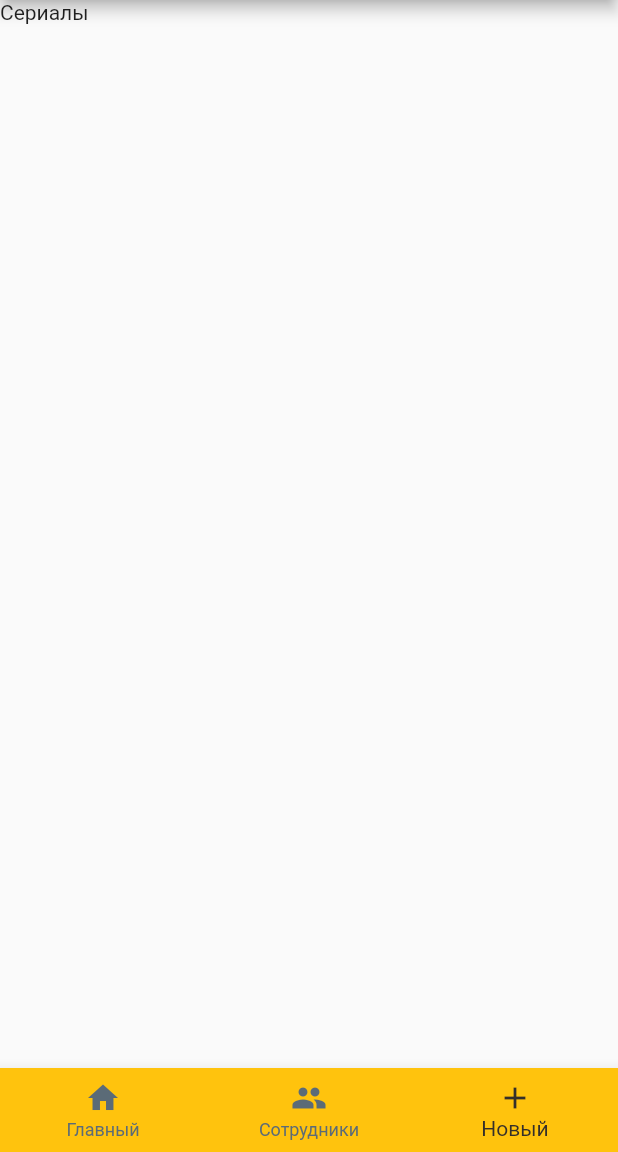
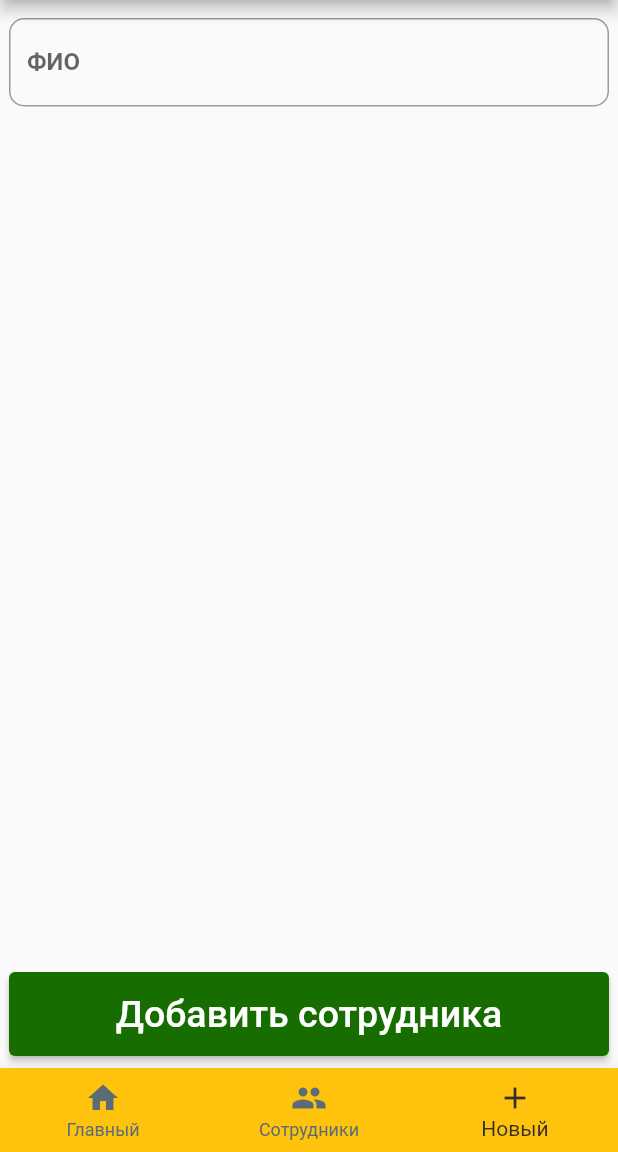
Before and after one commit to ErikBagaev1/Courswork_2, a Flutter app: the screen it shows after launch, item 3 of the bottom bar chosen, on a phone screen of 412 x 824 dp, the part 84-1236 px from its top. Run offline on Flutter 3.47's test engine with Material 2 defaults, Android fonts, the phone set to English and light mode, and no system bars; missing offline and left inert: dart:ffi.

Commit message:
Экран "Добавить"

```diff
--- a/lib/Basic/basik_display.dart
+++ b/lib/Basic/basik_display.dart
@@ -1,4 +1,5 @@
 import 'package:courswork_2/HomeScreen/home_screen.dart';
+import 'package:courswork_2/NewWorker/new_worker_screen.dart';
 import 'package:courswork_2/WorkersScreen/workers_screen.dart';
 import 'package:flutter/material.dart';
 
@@ -33,11 +34,7 @@ class _BasicDisplayState extends State<BasicDisplay> {
       ),
       body: IndexedStack(
         index: _selectedTab,
-        children: [
-          HomeScreen(),
-          WorkersScreen(),
-          Text('Сериалы'),
-        ],
+        children: [HomeScreen(), WorkersScreen(), NewWorkerScreen()],
       ),
       bottomNavigationBar: BottomNavigationBar(
         currentIndex: _selectedTab,
--- a/lib/HomeScreen/home_screen.dart
+++ b/lib/HomeScreen/home_screen.dart
@@ -13,6 +13,7 @@ class HomeScreen extends StatelessWidget {
 
     return Center(
       child: ListView(
+        keyboardDismissBehavior: ScrollViewKeyboardDismissBehavior.onDrag,
         children: [
           Column(
             children: [
@@ -64,9 +65,9 @@ class NewLine extends StatelessWidget {
     return Padding(
       padding: const EdgeInsets.all(3.0),
       child: Container(
-        width: 1000,
+        width: double.infinity,
         decoration: BoxDecoration(
-          color: AppColor.buttonColor,
+          color: AppColor.buttonColorBlue,
           borderRadius: BorderRadius.all(Radius.circular(4)),
         ),
         child: Padding(
--- /dev/null
+++ b/lib/NewWorker/new_worker_screen.dart
@@ -0,0 +1,61 @@
+import 'package:courswork_2/Themes/app_color.dart';
+import 'package:flutter/material.dart';
+
+class NewWorkerScreen extends StatefulWidget {
+  const NewWorkerScreen({super.key});
+
+  @override
+  State<NewWorkerScreen> createState() => _NewWorkerScreenState();
+}
+
+class _NewWorkerScreenState extends State<NewWorkerScreen> {
+  @override
+  Widget build(BuildContext context) {
+    return Padding(
+      padding: const EdgeInsets.only(top: 12, left: 6, right: 6),
+      child: Stack(
+        children: [
+          ListView(
+            children: [
+              Column(children: [
+                TextField(
+                  clipBehavior: Clip.antiAlias,
+                  autocorrect: false,
+                  decoration: InputDecoration(
+                      border: OutlineInputBorder(
+                          borderRadius:
+                              const BorderRadius.all(Radius.circular(10.0))),
+                      label: Text(
+                        "ФИО",
+                        style: TextStyle(fontWeight: FontWeight.bold),
+                      )),
+                ),
+              ]),
+            ],
+          ),
+          Align(
+            alignment: Alignment.bottomCenter,
+            child: Padding(
+              padding: const EdgeInsets.only(bottom: 8.0),
+              child: Container(
+                height: 56,
+                width: double.infinity,
+                child: ElevatedButton(
+                  style: ButtonStyle(
+                      // minimumSize: MaterialStateProperty.all(Size(100, 50)),
+                      backgroundColor:
+                          MaterialStateProperty.all(AppColor.buttonColorGreen)),
+                  onPressed: () {},
+                  child: Text(
+                    'Добавить сотрудника',
+                    style: TextStyle(fontSize: 25),
+                  ),
+                ),
+              ),
+            ),
+          )
+        ],
+      ),
+    );
+  }
+}
--- a/lib/Themes/app_color.dart
+++ b/lib/Themes/app_color.dart
@@ -9,6 +9,7 @@ abstract class AppColor {
   static const secondColor = Color.fromARGB(255, 177, 178, 180);
 
   static const iconActiveColor = Color.fromARGB(255, 243, 248, 252);
-  static const buttonColor = Color.fromARGB(255, 33, 150, 243);
+  static const buttonColorBlue = Color.fromARGB(255, 33, 150, 243);
+  static const buttonColorGreen = Color.fromARGB(255, 24, 109, 1);
   static const iconStaticColor = Color(0xFF01B4E4);
 }
--- a/lib/WorkersScreen/workers_screen.dart
+++ b/lib/WorkersScreen/workers_screen.dart
@@ -47,6 +47,12 @@ class _WorkersScreenState extends State<WorkersScreen> {
     super.initState();
 
     _searchWorkers = _workers;
+    _searchWorkers.sort((a, b) {
+      return a.fullName[0]
+          .toString()
+          .toLowerCase()
+          .compareTo(b.fullName[0].toString().toLowerCase());
+    });
     _searConroller.addListener((_searchWorker));
   }
 
```
Also changed, not shown: lib/PersonDetailes/person_detailes.dart (+4 -10 lines), lib/PersonDetailes/person_detailes_main.dart (+67 -16 lines).
